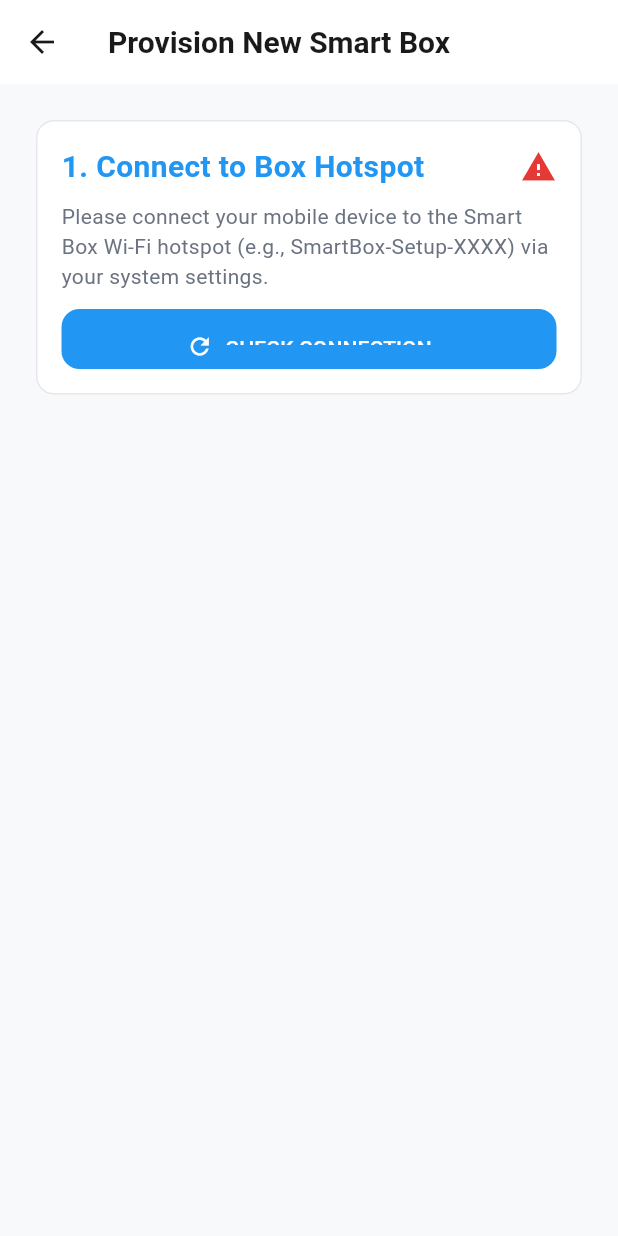
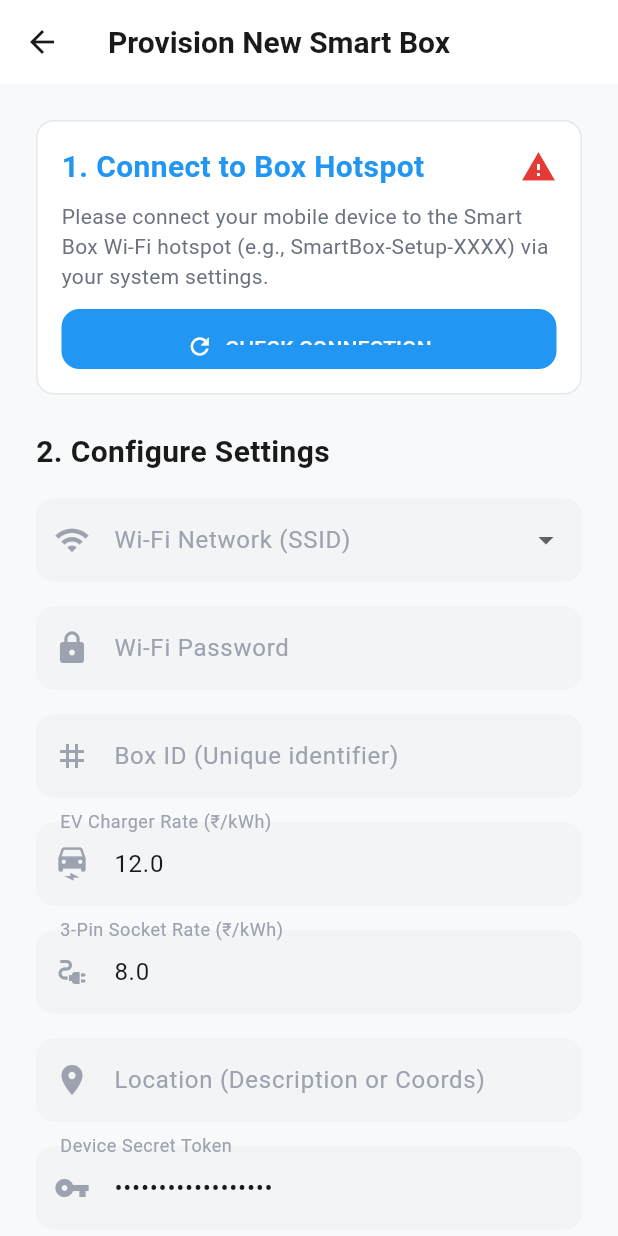
Before and after one commit to GCEK-PROJECT-TEAM-1-2025-26/smart_box_app, a Flutter app: the BoxProvisioningScreen screen opened directly, after a tap on "Manual Setup (Admin Only)", on a phone screen of 412 x 824 dp. Run offline on Flutter 3.47's test engine with Material 3 defaults, Android fonts, the light colour scheme and no system bars; our stand-ins replace cloud_firestore, firebase_auth, firebase_core, flutter_compass, flutter_dotenv, geolocator and 3 more; missing offline and left inert: mobile_scanner, razorpay_flutter; accounts and stored records are empty; generated files the repository leaves out were written again; network calls fail.

Commit message:
Final version

```diff
--- a/lib/screens/box_provisioning_screen.dart
+++ b/lib/screens/box_provisioning_screen.dart
@@ -86,7 +86,7 @@ class _BoxProvisioningScreenState extends State<BoxProvisioningScreen> {
 
     try {
       final response = await http.get(Uri.parse('http://192.168.4.1/scan')).timeout(
-        const Duration(seconds: 5),
+        const Duration(seconds: 15),
       );
 
       if (response.statusCode == 200 && mounted) {
@@ -241,6 +241,7 @@ class _BoxProvisioningScreenState extends State<BoxProvisioningScreen> {
               'evCharger': {'isOn': false, 'voltage': 0.0, 'current': 0.0, 'power': 0.0},
               'threePinSocket': {'isOn': false, 'voltage': 0.0, 'current': 0.0, 'power': 0.0},
             },
+            'deviceSecret': secret,
             'lastUpdated': FieldValue.serverTimestamp(),
           }, SetOptions(merge: true));
         } else {
@@ -249,6 +250,7 @@ class _BoxProvisioningScreenState extends State<BoxProvisioningScreen> {
             'latitude': lat ?? 10.0,
             'longitude': lng ?? 76.0,
             'status': 'available',
+            'deviceSecret': secret,
             'tariff': {
               'evRate': double.tryParse(_evRateController.text) ?? 12.0,
               'socketRate': double.tryParse(_socketRateController.text) ?? 8.0,
@@ -293,7 +295,8 @@ class _BoxProvisioningScreenState extends State<BoxProvisioningScreen> {
 
   Widget _buildRegistrationStep() {
     final theme = Theme.of(context);
-    return Padding(
+    return Center(
+      child: SingleChildScrollView(
         padding: const EdgeInsets.all(AppTheme.spacingLarge),
         child: Column(
         mainAxisAlignment: MainAxisAlignment.center,
@@ -335,7 +338,10 @@ class _BoxProvisioningScreenState extends State<BoxProvisioningScreen> {
             onPressed: _isVerifyingToken ? null : _verifyRegistrationToken,
             child: _isVerifyingToken
               ? const SizedBox(width: 20, height: 20, child: CircularProgressIndicator(strokeWidth: 2, color: Colors.white))
-              : const Text('VERIFY REGISTRATION', style: TextStyle(fontSize: 16, fontWeight: FontWeight.bold)),
+              : const FittedBox(
+                  fit: BoxFit.scaleDown,
+                  child: Text('VERIFY REGISTRATION', style: TextStyle(fontSize: 16, fontWeight: FontWeight.bold)),
+                ),
           ),
           const SizedBox(height: 16),
           TextButton(
@@ -351,7 +357,7 @@ class _BoxProvisioningScreenState extends State<BoxProvisioningScreen> {
           ),
         ],
       ),
-    );
+    ));
   }
 
   Widget _buildProvisionForm() {
@@ -422,7 +428,6 @@ class _BoxProvisioningScreenState extends State<BoxProvisioningScreen> {
           const SizedBox(height: AppTheme.spacingLarge),
 
           // Configuration Form
-          if (_isConnectedToBox)
           Form(
             key: _formKey,
             child: Column(
@@ -598,9 +603,12 @@ class _BoxProvisioningScreenState extends State<BoxProvisioningScreen> {
                       onPressed: _isSubmitting ? null : _submitProvisioning,
                       child: _isSubmitting
                           ? const CircularProgressIndicator(color: Colors.white)
-                          : const Text(
+                          : const FittedBox(
+                              fit: BoxFit.scaleDown,
+                              child: Text(
                                 'CONFIGURE & PROVISION BOX',
                                 style: TextStyle(fontWeight: FontWeight.bold, fontSize: 16),
+                              ),
                             ),
                     ),
                   ),
@@ -618,6 +626,7 @@ class _BoxProvisioningScreenState extends State<BoxProvisioningScreen> {
     return Padding(
       padding: const EdgeInsets.all(AppTheme.spacingXLarge),
       child: Center(
+        child: SingleChildScrollView(
           child: Column(
             mainAxisAlignment: MainAxisAlignment.center,
             children: [
@@ -683,6 +692,7 @@ class _BoxProvisioningScreenState extends State<BoxProvisioningScreen> {
           ],
         ),
         ),
+      ),
     );
   }
 }
```
Lines whose indentation alone changed are shown as unchanged.
